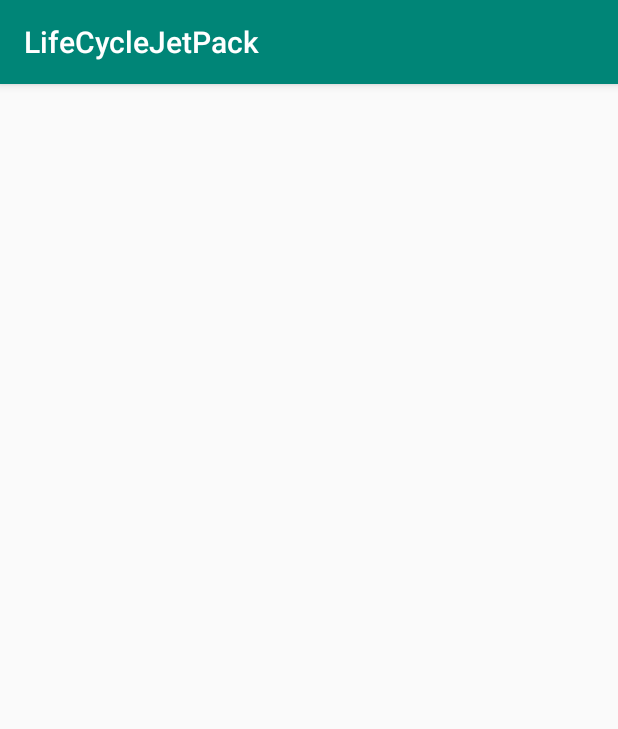
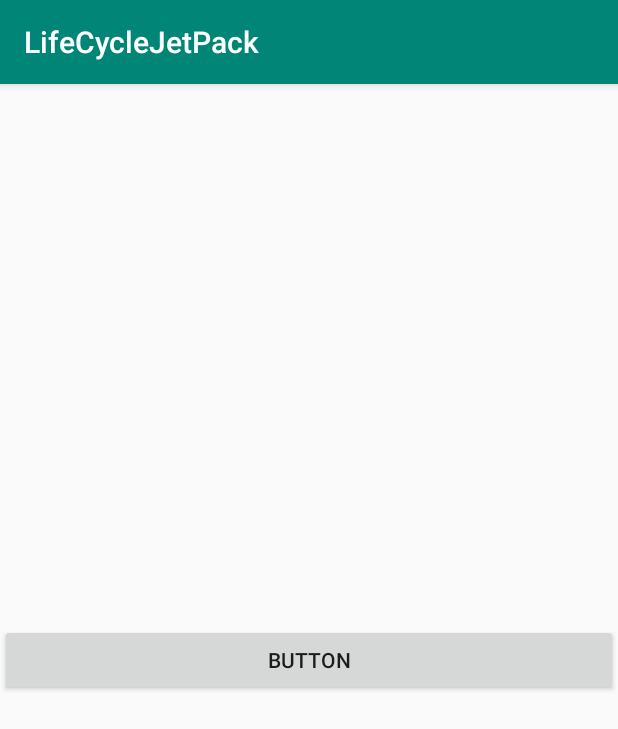
Before and after one commit to Ahmedomarpro/LifeCycleJetpack, an Android app: the Main2Activity screen opened directly, with no data from a screen before it, on a phone screen of 412 x 824 dp. Shown: the top 729 px of the screen. Run offline under Robolectric (Android 15) with nearby library versions, the phone set to English and light mode, and no system bars.

Commit message:
Life Cycle Activity

```diff
--- a/app/src/main/res/layout/activity_main2.xml
+++ b/app/src/main/res/layout/activity_main2.xml
@@ -6,4 +6,14 @@
     android:layout_height="match_parent"
     tools:context=".Activity.main.Main2Activity">
 
+    <Button
+        android:id="@+id/button"
+        android:layout_width="0dp"
+        android:layout_height="wrap_content"
+        android:text="Button"
+        android:onClick="to"
+        app:layout_constraintBottom_toBottomOf="parent"
+        app:layout_constraintEnd_toEndOf="parent"
+        app:layout_constraintStart_toStartOf="parent"
+        app:layout_constraintTop_toTopOf="parent" />
 </androidx.constraintlayout.widget.ConstraintLayout>
```
Also changed, not shown: app/src/main/AndroidManifest.xml (+14 -3 lines), app/src/main/java/com/ao/lifecyclejetpack/Activity/main/Main2Activity.java (+69 -0 lines), app/src/main/java/com/ao/lifecyclejetpack/Activity/main/MainActivity.java (+41 -14 lines), app/src/main/java/com/ao/lifecyclejetpack/fragment/MainFragment.java (added, +16 -0 lines), app/src/main/res/layout/activity_main_fragment.xml (added, +9 -0 lines).
